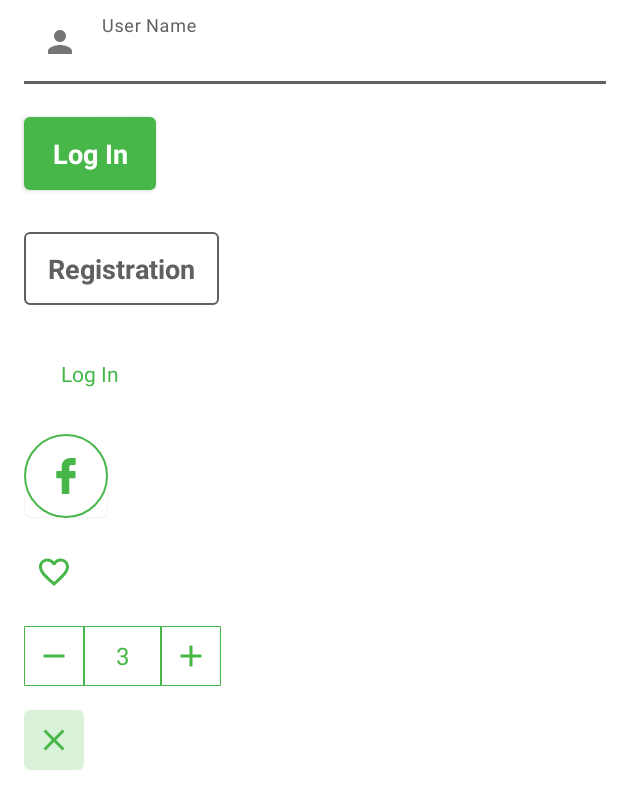
After one commit to anthonylopez15/ecommerce, an Android app: the layout palette.xml on its own in the app's theme, with its tools: preview values and no code run, on a phone screen of 412 x 824 dp. The commit adds this screen. Shown: the top 809 px of the screen. Run offline under Robolectric (Android 15) with nearby library versions, the phone set to English and light mode, and no system bars.

Commit message:
novas telas

```diff
--- /dev/null
+++ b/app/src/main/res/layout/palette.xml
@@ -0,0 +1,148 @@
+<?xml version="1.0" encoding="utf-8"?>
+<LinearLayout xmlns:android="http://schemas.android.com/apk/res/android"
+    xmlns:app="http://schemas.android.com/apk/res-auto"
+    android:layout_width="match_parent"
+    android:layout_height="match_parent"
+    android:orientation="vertical">
+
+
+    <com.google.android.material.textfield.TextInputLayout
+        style="@style/StyledTilEditText"
+        android:layout_width="match_parent"
+        android:layout_height="wrap_content"
+        android:layout_marginStart="@dimen/spacing_normal"
+        android:layout_marginEnd="@dimen/spacing_low"
+        android:hint="@string/user_name"
+        app:endIconMode="clear_text"
+        app:startIconDrawable="@drawable/ic_user">
+
+        <com.google.android.material.textfield.TextInputEditText
+            android:layout_width="match_parent"
+            android:layout_height="wrap_content"
+            android:inputType="textWebEditText" />
+    </com.google.android.material.textfield.TextInputLayout>
+
+    <com.google.android.material.button.MaterialButton
+        style="@style/Button.Contained"
+        android:layout_width="wrap_content"
+        android:layout_height="wrap_content"
+        android:layout_marginStart="@dimen/spacing_normal"
+        android:layout_marginTop="@dimen/spacing_normal"
+        android:layout_marginEnd="@dimen/spacing_low"
+        android:text="@string/log_in"
+        android:textStyle="bold" />
+
+    <com.google.android.material.button.MaterialButton
+        style="@style/Button.Outlined"
+        android:layout_width="wrap_content"
+        android:layout_height="wrap_content"
+        android:layout_marginStart="@dimen/spacing_normal"
+        android:layout_marginTop="@dimen/spacing_normal"
+        android:layout_marginEnd="@dimen/spacing_normal"
+        android:text="@string/registration"
+        android:textStyle="bold" />
+
+    <com.google.android.material.button.MaterialButton
+        style="@style/Button.TextButton"
+        android:layout_width="wrap_content"
+        android:layout_height="wrap_content"
+        android:layout_marginStart="@dimen/spacing_normal"
+        android:layout_marginTop="@dimen/spacing_normal"
+        android:text="@string/log_in" />
+
+    <com.google.android.material.floatingactionbutton.FloatingActionButton
+        style="@style/Widget.App.FloatingActionButton"
+        android:layout_width="wrap_content"
+        android:layout_height="wrap_content"
+        android:layout_marginStart="@dimen/spacing_normal"
+        android:layout_marginTop="@dimen/spacing_normal"
+        android:src="@drawable/ic_facebook"
+        app:elevation="0dp" />
+
+    <ImageButton
+        style="@style/ImageButton.Style"
+        android:layout_width="wrap_content"
+        android:layout_height="wrap_content"
+        android:layout_marginStart="@dimen/spacing_normal"
+        android:layout_marginTop="@dimen/spacing_normal"
+        android:background="@color/primaryColor"
+        android:contentDescription="@string/todo"
+        android:src="@drawable/ic_favorite_border"
+        app:tintMode="src_atop" />
+
+    <androidx.constraintlayout.widget.ConstraintLayout
+        android:layout_width="wrap_content"
+        android:layout_height="wrap_content"
+        android:layout_marginStart="@dimen/spacing_normal"
+        android:layout_marginTop="@dimen/spacing_normal">
+
+        <com.google.android.material.floatingactionbutton.ExtendedFloatingActionButton
+            android:id="@+id/btn_remove"
+            style="@style/Widget.App.FloatingActionButtonSquareCut"
+            android:layout_width="wrap_content"
+            android:layout_height="wrap_content"
+            android:contentDescription="@string/todo"
+            android:stateListAnimator="@null"
+            app:collapsedSize="40dp"
+            app:elevation="0dp"
+            app:icon="@drawable/ic_remove"
+            app:layout_constraintBottom_toBottomOf="parent"
+            app:layout_constraintEnd_toStartOf="@+id/tv_quantity"
+            app:layout_constraintStart_toStartOf="parent"
+            app:layout_constraintTop_toTopOf="parent"
+            app:strokeColor="@color/secondaryColor"
+            app:strokeWidth="0.5dp" />
+
+        <TextView
+            android:id="@+id/tv_quantity"
+            android:layout_width="0dp"
+            android:layout_height="0dp"
+            android:background="@drawable/square_border"
+            android:gravity="center"
+            android:text="3"
+            android:textAlignment="gravity"
+            android:textAppearance="@style/TextAppearance.MaterialComponents.Body1"
+            android:textColor="@color/colorAccent"
+            app:layout_constraintBottom_toBottomOf="parent"
+            app:layout_constraintEnd_toStartOf="@+id/btn_add"
+            app:layout_constraintStart_toEndOf="@+id/btn_remove"
+            app:layout_constraintTop_toTopOf="@id/btn_remove"
+            app:layout_constraintWidth_percent="0.39" />
+
+        <com.google.android.material.floatingactionbutton.ExtendedFloatingActionButton
+            android:id="@+id/btn_add"
+            style="@style/Widget.App.FloatingActionButtonSquareCut"
+            android:layout_width="wrap_content"
+            android:layout_height="wrap_content"
+            android:contentDescription="@string/todo"
+            android:stateListAnimator="@null"
+            app:collapsedSize="40dp"
+            app:elevation="0dp"
+            app:icon="@drawable/ic_add"
+            app:layout_constraintBottom_toBottomOf="parent"
+            app:layout_constraintEnd_toEndOf="parent"
+            app:layout_constraintStart_toEndOf="@+id/tv_quantity"
+            app:layout_constraintTop_toTopOf="@id/btn_remove"
+            app:strokeColor="@color/secondaryColor"
+            app:strokeWidth="0.5dp" />
+
+    </androidx.constraintlayout.widget.ConstraintLayout>
+
+    <com.google.android.material.floatingactionbutton.ExtendedFloatingActionButton
+        android:id="@+id/cancel_item"
+        style="@style/Widget.App.FloatingActionButtonSquareRounded"
+        android:layout_width="wrap_content"
+        android:layout_height="wrap_content"
+        android:layout_marginStart="@dimen/spacing_normal"
+        android:layout_marginTop="@dimen/spacing_normal"
+        android:stateListAnimator="@null"
+        app:backgroundTint="@color/secondaryVariantColor"
+        app:borderWidth="0dp"
+        app:collapsedSize="40dp"
+        app:elevation="0dp"
+        app:icon="@drawable/ic_close"
+        app:layout_constraintBottom_toBottomOf="@id/buttons"
+        app:layout_constraintEnd_toEndOf="@id/cart_item_value" />
+
+
+</LinearLayout>
```
Also changed, not shown: app/src/main/res/layout/fragment_home.xml (added, +54 -0 lines), app/src/main/res/layout/product_item.xml (+17 -17 lines).
